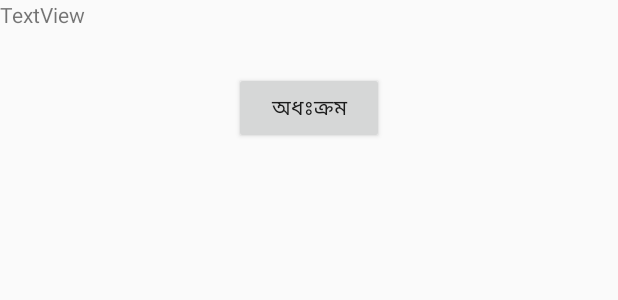
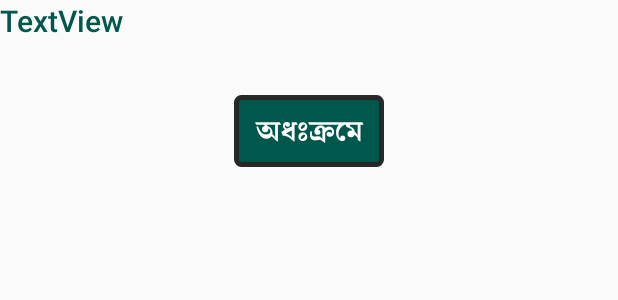
Before and after one commit to masud7866/al_mahmud, an Android app: the layout activity_certificate_detailed.xml on its own in the app's theme, with its tools: preview values and no code run, on a phone screen of 412 x 824 dp. Shown: the top 300 px of the screen. Run offline under Robolectric (Android 15) with nearby library versions, the phone set to English and light mode, and no system bars.

Commit message:
Major fix and completed CertificateView

```diff
--- a/app/src/main/res/layout/activity_certificate_detailed.xml
+++ b/app/src/main/res/layout/activity_certificate_detailed.xml
@@ -10,11 +10,13 @@
     <TextView
         android:id="@+id/certificate_title"
         android:layout_width="match_parent"
-        android:layout_height="40dp"
+        android:layout_height="55dp"
         android:layout_alignParentStart="true"
         android:layout_alignParentLeft="true"
         android:layout_alignParentTop="true"
-        android:text="TextView" />
+        android:text="TextView"
+        android:textAppearance="@style/TextAppearance.AppCompat.Title"
+        android:textColor="@color/colorPrimaryDark" />
 
     <Button
         android:id="@+id/order"
@@ -26,7 +28,13 @@
         android:layout_marginEnd="8dp"
         android:layout_marginRight="8dp"
         android:gravity="center"
-        android:text="অধঃক্রম"
+        android:text="অধঃক্রমে"
+        android:background="@drawable/button_animate"
+        android:textAllCaps="false"
+        android:textAppearance="@style/TextAppearance.AppCompat.Title"
+        android:textColor="#FFFFFF"
+        android:textStyle="bold"
+        android:typeface="serif"
         app:layout_constraintEnd_toEndOf="parent"
         app:layout_constraintStart_toStartOf="parent"
         app:layout_constraintTop_toBottomOf="@+id/certificate_title" />
@@ -35,7 +43,8 @@
     <android.support.v7.widget.RecyclerView
         android:layout_width="match_parent"
         android:layout_height="match_parent"
-        android:layout_marginTop="95dp"
+        android:layout_marginTop="115dp"
+        app:layout_constraintTop_toBottomOf="@id/order"
         android:id="@+id/certificate_detailed_recycler_view"/>
 
 </android.support.constraint.ConstraintLayout>
```
Also changed, not shown: app/src/main/java/com/ieitlabs/masud/almahmud/CertificateDetailedActivity.java (+8 -13 lines), app/src/main/java/com/ieitlabs/masud/almahmud/CertificateDetailedViewAdapter.java (+6 -1 lines), app/src/main/java/com/ieitlabs/masud/almahmud/DBManager.java (+3 -4 lines), 1 other file.
